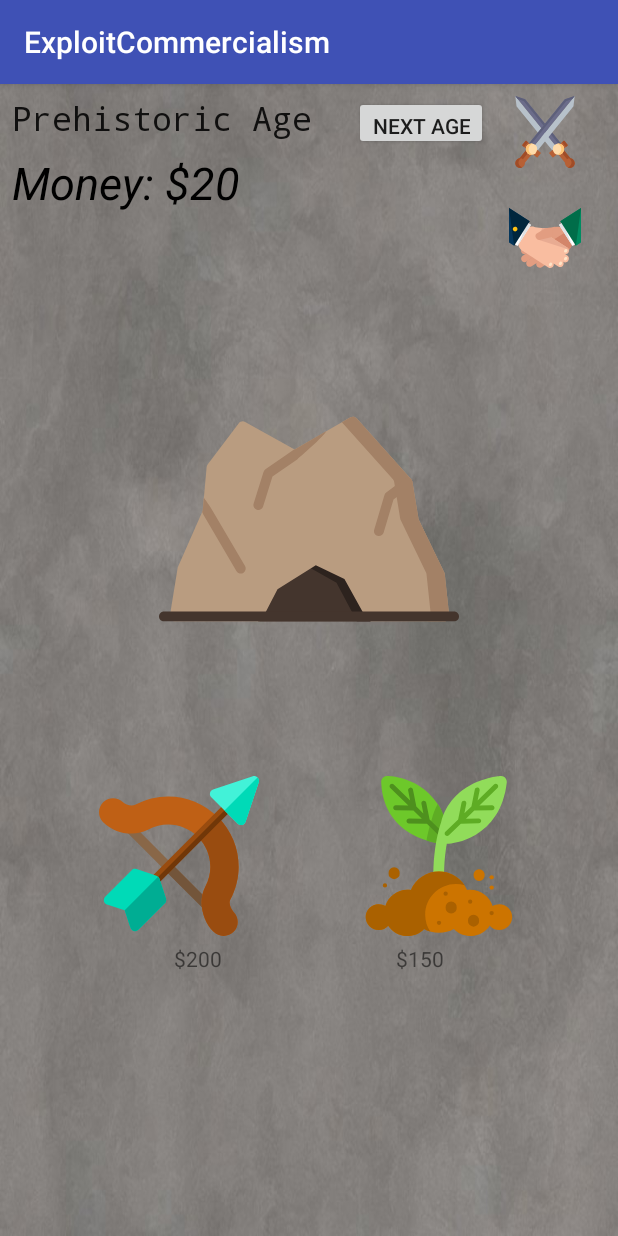
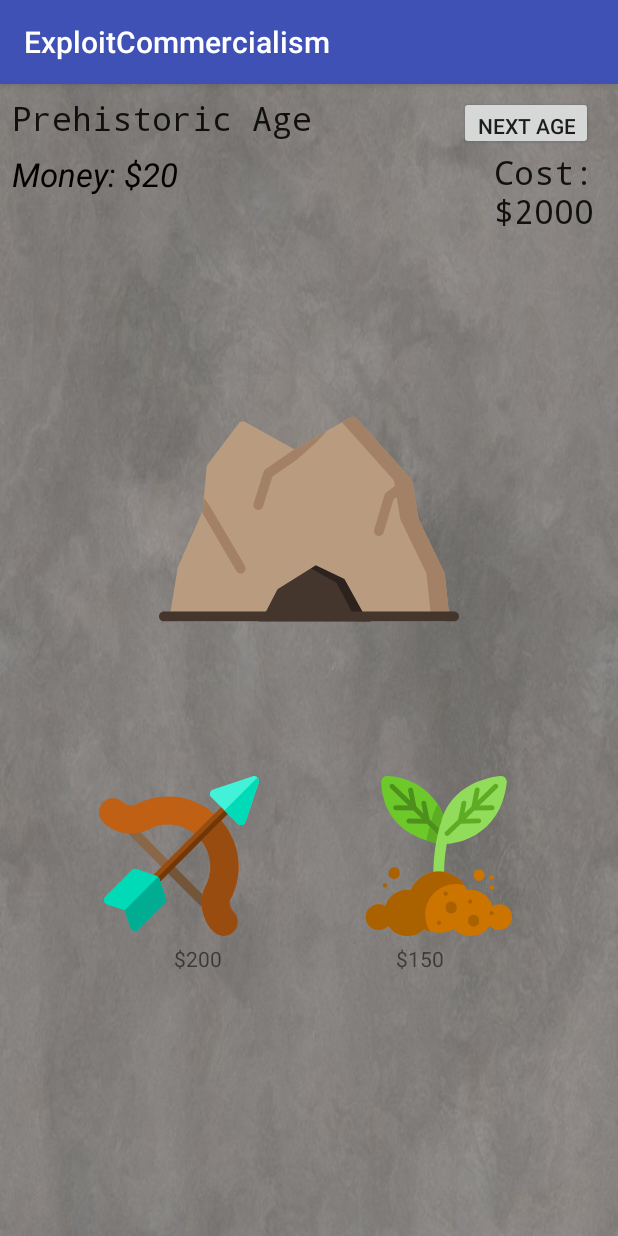
Before and after one commit to jaredblack/final-project, an Android app: the screen it shows after launch (MainActivity), on a phone screen of 412 x 824 dp. Run offline under Robolectric (Android 15) with nearby library versions, the phone set to English and light mode, and no system bars.

Commit message:
lots of stuff relating to upgrades

```diff
--- a/ExploitCommercialism/app/src/main/java/com/jhblack/exploitcommercialism/Forges.java
+++ b/ExploitCommercialism/app/src/main/java/com/jhblack/exploitcommercialism/Forges.java
@@ -10,7 +10,7 @@ import android.view.View;
 public class Forges extends Upgrade {
 
     public Forges(){
-        super(true, 3, 15000, R.drawable.ic_anvil, "forges");
+        super(true, 3, 50000, R.drawable.ic_anvil, "forges");
     }
 
     @Override
@@ -18,7 +18,7 @@ public class Forges extends Upgrade {
         int x = getMaxLevel();
         switch (x) {
             case 3:
-                setMaxLevel(5);
+                setMaxLevel(6);
                 break;
         }
     }
--- a/ExploitCommercialism/app/src/main/res/layout/activity_main.xml
+++ b/ExploitCommercialism/app/src/main/res/layout/activity_main.xml
@@ -21,14 +21,26 @@
         app:layout_constraintTop_toTopOf="parent" />
 
     <TextView
+        android:id="@+id/ageCostTV"
+        android:layout_width="142dp"
+        android:layout_height="55dp"
+        android:layout_marginEnd="16dp"
+        android:fontFamily="monospace"
+        android:text="Cost: $2000"
+        android:textAlignment="textEnd"
+        android:textAppearance="@style/TextAppearance.AppCompat.Large"
+        app:layout_constraintEnd_toEndOf="parent"
+        app:layout_constraintTop_toBottomOf="@+id/button" />
+
+    <TextView
         android:id="@+id/moneyTV"
         android:layout_width="wrap_content"
         android:layout_height="wrap_content"
         android:layout_marginStart="8dp"
         android:layout_marginTop="8dp"
-        android:text="$0"
+        android:text="Money: $0"
         android:textColor="@android:color/black"
-        android:textSize="30sp"
+        android:textSize="22sp"
         android:textStyle="italic"
         app:layout_constraintStart_toStartOf="parent"
         app:layout_constraintTop_toBottomOf="@+id/ageTV" />
@@ -52,47 +64,6 @@
         app:layout_constraintVertical_bias="0.32999998" />
 
 
-
-
-    <ImageButton
-        android:id="@+id/battle_bt"
-        android:layout_width="48dp"
-        android:layout_height="48dp"
-        android:layout_marginBottom="8dp"
-        android:layout_marginEnd="8dp"
-        android:layout_marginStart="8dp"
-        android:layout_marginTop="8dp"
-        android:background="@null"
-        android:scaleType="fitCenter"
-        android:src="@drawable/ic_swords"
-        app:layout_constraintBottom_toBottomOf="parent"
-        app:layout_constraintEnd_toEndOf="parent"
-        app:layout_constraintHorizontal_bias="0.952"
-
-        app:layout_constraintStart_toStartOf="parent"
-        app:layout_constraintTop_toTopOf="parent"
-        app:layout_constraintVertical_bias="0.0" />
-
-    <ImageButton
-        android:id="@+id/trade_bt"
-        android:layout_width="48dp"
-        android:layout_height="48dp"
-        android:layout_marginBottom="8dp"
-        android:layout_marginEnd="8dp"
-        android:layout_marginStart="8dp"
-        android:layout_marginTop="8dp"
-        android:background="@null"
-        android:scaleType="fitCenter"
-        android:src="@drawable/ic_handshake"
-        app:layout_constraintBottom_toBottomOf="parent"
-        app:layout_constraintEnd_toEndOf="parent"
-        app:layout_constraintHorizontal_bias="0.952"
-
-        app:layout_constraintStart_toStartOf="parent"
-        app:layout_constraintTop_toTopOf="parent"
-        app:layout_constraintVertical_bias="0.1" />
-
-
     <Button
         android:id="@+id/button"
         android:layout_width="wrap_content"
@@ -105,7 +76,7 @@
         android:text="Next Age"
         app:layout_constraintBottom_toBottomOf="parent"
         app:layout_constraintEnd_toEndOf="parent"
-        app:layout_constraintHorizontal_bias="0.743"
+        app:layout_constraintHorizontal_bias="0.971"
         app:layout_constraintStart_toStartOf="parent"
         app:layout_constraintTop_toTopOf="parent"
         app:layout_constraintVertical_bias="0.0" />
```
Also changed, not shown: ExploitCommercialism/app/src/main/java/com/jhblack/exploitcommercialism/Farming.java (+8 -0 lines), ExploitCommercialism/app/src/main/java/com/jhblack/exploitcommercialism/Hunting.java (+9 -0 lines), ExploitCommercialism/app/src/main/java/com/jhblack/exploitcommercialism/MainActivity.java (+5 -2 lines), ExploitCommercialism/app/src/main/java/com/jhblack/exploitcommercialism/Mining.java (+4 -7 lines).
